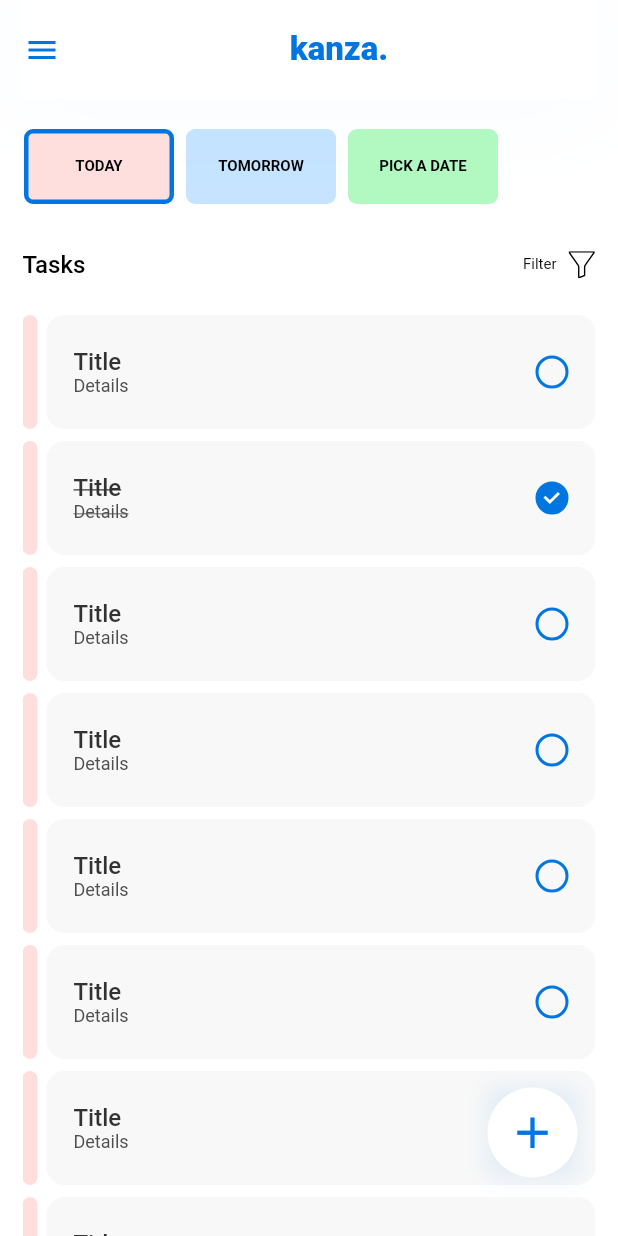
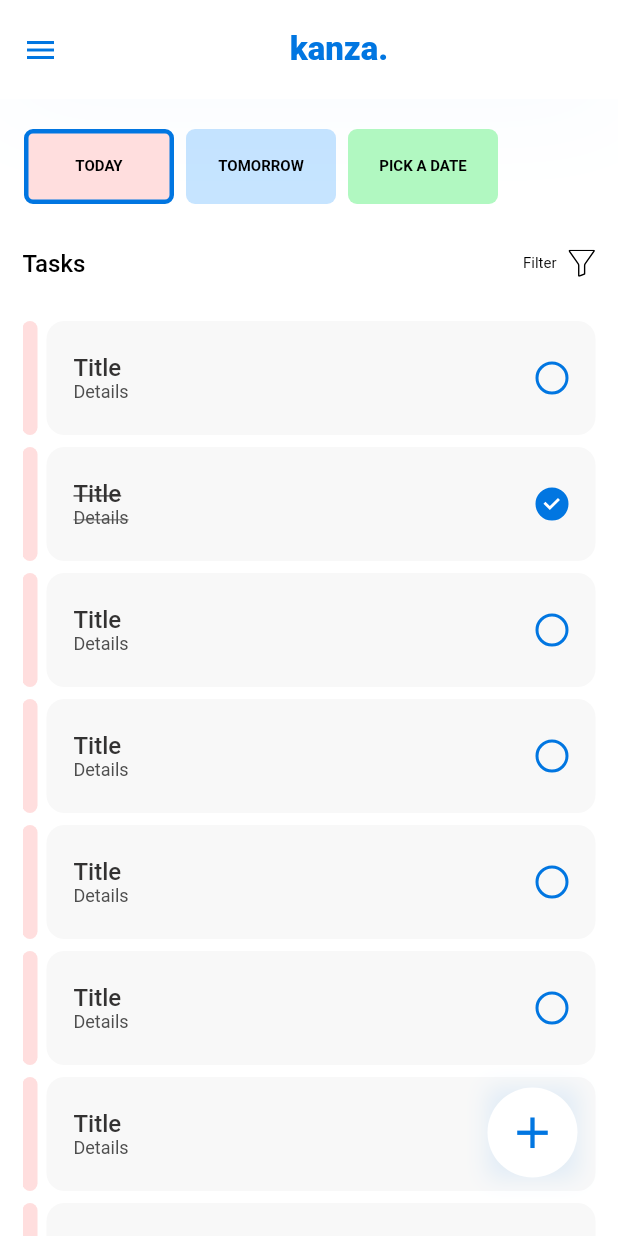
Before and after one commit to KanZa-Studio/Kanza, a Flutter app: the HomePage screen opened by its route, on a phone screen of 412 x 824 dp. Run offline on Flutter 3.47's test engine with Material 2 defaults, Android fonts, the phone set to English and light mode, and no system bars; our stand-ins replace bloc, equatable, flutter_bloc, flutter_svg, moor_flutter, shared_preferences; accounts and stored records are empty; generated files the repository leaves out were written again.

```diff
--- a/lib/app.dart
+++ b/lib/app.dart
@@ -6,7 +6,7 @@ import './my_scroll_behavior.dart';
 import './presentation/pages/splash/splash_page.dart';
 import './presentation/values/themes.dart';
 import './utils/localization_helper/localization_helper.dart';
-import './presentation/router.dart';
+import './presentation/router.dart' as r;
 import './blocs/localization_cubit/localization_cubit.dart';
 import './blocs/theme_cubit/theme_cubit.dart';
 
@@ -35,7 +35,7 @@ class KanzaApp extends StatelessWidget {
                 GlobalWidgetsLocalizations.delegate,
                 GlobalCupertinoLocalizations.delegate,
               ],
-              onGenerateRoute: Router.onGenerateRoute,
+              onGenerateRoute: r.Router.onGenerateRoute,
               builder: (context, child) {
                 return ScrollConfiguration(
                   behavior: MyBehaviour(),
--- a/lib/presentation/pages/home/home_page.dart
+++ b/lib/presentation/pages/home/home_page.dart
@@ -6,7 +6,7 @@ import 'package:kanza/data/services/database_service.dart';
 import './widgets/custom_fab.dart';
 import './widgets/task_item.dart';
 import './widgets/time_item.dart';
-import './widgets/top_bar.dart';
+import '../../widgets/top_bar.dart';
 import '../../../utils/constants/assets.dart';
 import '../../../utils/constants/language_keys.dart';
 import '../../../utils/extensions/theme_extension.dart';
@@ -57,21 +57,19 @@ class _HomePageState extends State<HomePage> with TickerProviderStateMixin {
     return Scaffold(
       drawer: KanzaDrawer(),
       body: SafeArea(
-        child: Padding(
-          padding: const EdgeInsets.symmetric(horizontal: 15),
         child: Column(
           children: [
-              const TopBar(),
+            TopBar(titleKey: kanza),
             const SizedBox(height: 20),
             Container(
               height: 50,
+              padding: const EdgeInsets.symmetric(horizontal: 15),
               child: ListView(
                 scrollDirection: Axis.horizontal,
                 children: [
                   TimeItem(
                     title: today.tr(),
-                      backgroundColor:
-                          Theme.of(context).todayItemBackgroundColor,
+                    backgroundColor: Theme.of(context).todayItemBackgroundColor,
                     onClicked: () {},
                     margin: const EdgeInsets.only(left: 1, right: 4),
                     selected: true,
@@ -91,8 +89,10 @@ class _HomePageState extends State<HomePage> with TickerProviderStateMixin {
                 ],
               ),
             ),
-              const SizedBox(height: 31),
-              Row(
+            const SizedBox(height: 25),
+            Padding(
+              padding: const EdgeInsets.symmetric(horizontal: 15, vertical: 5),
+              child: Row(
                 mainAxisAlignment: MainAxisAlignment.spaceBetween,
                 children: [
                   Text(tasks, style: Theme.of(context).textTheme.bodyText1)
@@ -115,7 +115,10 @@ class _HomePageState extends State<HomePage> with TickerProviderStateMixin {
                   ),
                 ],
               ),
+            ),
             Expanded(
+              child: Padding(
+                padding: const EdgeInsets.symmetric(horizontal: 15),
                 child: CustomScrollView(
                   controller: scrollController,
                   slivers: [
@@ -139,8 +142,8 @@ class _HomePageState extends State<HomePage> with TickerProviderStateMixin {
                   ],
                 ),
               ),
+            ),
           ],
-          ),
         ),
       ),
       floatingActionButton: ScaleTransition(
--- a/lib/presentation/pages/home/widgets/top_bar.dart
+++ /dev/null
@@ -1,55 +0,0 @@
-import 'package:flutter/material.dart';
-
-import '../../../values/colors.dart';
-import '../../../../utils/constants/language_keys.dart';
-import '../../../../utils/extensions/translator.dart';
-import '../../../../utils/extensions/theme_extension.dart';
-
-class TopBar extends StatelessWidget {
-  const TopBar();
-
-  @override
-  Widget build(BuildContext context) {
-    return Container(
-      height: 66,
-      width: double.infinity,
-      padding: const EdgeInsets.symmetric(horizontal: 1),
-      decoration: BoxDecoration(
-        color: Theme.of(context).scaffoldBackgroundColor,
-        boxShadow: [
-          BoxShadow(
-            blurRadius: 60,
-            offset: const Offset(0.0, 4.0),
-            color: LightThemeColor.topBarShadowColor,
-          ),
-        ],
-      ),
-      child: Row(
-        crossAxisAlignment: CrossAxisAlignment.center,
-        children: [
-          InkWell(
-            onTap: () => Scaffold.of(context).openDrawer(),
-            child: Padding(
-              padding: const EdgeInsets.only(top: 16, right: 16, bottom: 16),
-              child: Icon(
-                Icons.menu,
-                color: Theme.of(context).topBarDrawerOpenerColor,
-              ),
-            ),
-          ),
-          Expanded(
-            child: Center(
-              child: Text(
-                kanza,
-                style: Theme.of(context).textTheme.headline6.copyWith(
-                    color: Theme.of(context).isDark
-                        ? null
-                        : Theme.of(context).primaryColor),
-              ).tr(),
-            ),
-          ),
-        ],
-      ),
-    );
-  }
-}
--- a/lib/presentation/router.dart
+++ b/lib/presentation/router.dart
@@ -1,6 +1,5 @@
 import 'package:flutter/material.dart';
 
-import '../utils/constants/routes.dart';
 import './pages/home/home_page.dart';
 import './pages/welcome/welcome_page.dart';
 
--- /dev/null
+++ b/lib/presentation/widgets/top_bar.dart
@@ -0,0 +1,70 @@
+import 'package:flutter/material.dart';
+
+import '../../utils/extensions/theme_extension.dart';
+import '../../utils/extensions/translator.dart';
+import '../values/colors.dart';
+
+class TopBar extends StatelessWidget {
+  TopBar({
+    @required this.titleKey,
+    this.leadingIcon,
+    this.centerTitle = true,
+    this.onPressed,
+  });
+
+  final bool centerTitle;
+  final String titleKey;
+  final IconData leadingIcon;
+  final VoidCallback onPressed;
+
+  @override
+  Widget build(BuildContext context) {
+    return Container(
+      height: 66,
+      width: double.infinity,
+      padding: const EdgeInsets.symmetric(horizontal: 15),
+      decoration: BoxDecoration(
+        color: Theme.of(context).scaffoldBackgroundColor,
+        boxShadow: [
+          BoxShadow(
+            blurRadius: 60,
+            offset: const Offset(0.0, 4.0),
+            color: LightThemeColor.topBarShadowColor,
+          ),
+        ],
+      ),
+      child: Row(
+        crossAxisAlignment: CrossAxisAlignment.center,
+        children: [
+          InkWell(
+            onTap: () => onPressed != null
+                ? onPressed.call()
+                : Scaffold.of(context).openDrawer(),
+            child: Padding(
+              padding: const EdgeInsets.only(top: 16, right: 16, bottom: 16),
+              child: Icon(
+                leadingIcon ?? Icons.menu,
+                color: Theme.of(context).topBarDrawerOpenerColor,
+              ),
+            ),
+          ),
+          Expanded(
+            child: centerTitle
+                ? Center(
+                    child: _titleWidget(context),
+                  )
+                : _titleWidget(context),
+          ),
+        ],
+      ),
+    );
+  }
+
+  Widget _titleWidget(BuildContext context) => Text(
+        titleKey,
+        style: Theme.of(context).textTheme.headline6.copyWith(
+            color: Theme.of(context).isDark
+                ? null
+                : Theme.of(context).primaryColor),
+      ).tr();
+}
--- a/pubspec.yaml
+++ b/pubspec.yaml
@@ -4,7 +4,7 @@ description: make to-do like Kanza
 version: 0.0.1
 
 environment:
-  sdk: ">=2.7.0 <3.0.0"
+  sdk: ">=2.9.0 <3.0.0"
 
 dependencies:
   flutter:
```
Also changed, not shown: lib/presentation/pages/about/about_page.dart (added, +73 -0 lines), lib/presentation/widgets/kanza_drawer.dart (+8 -1 lines), pubspec.lock. Lines whose indentation alone changed are shown as unchanged.
